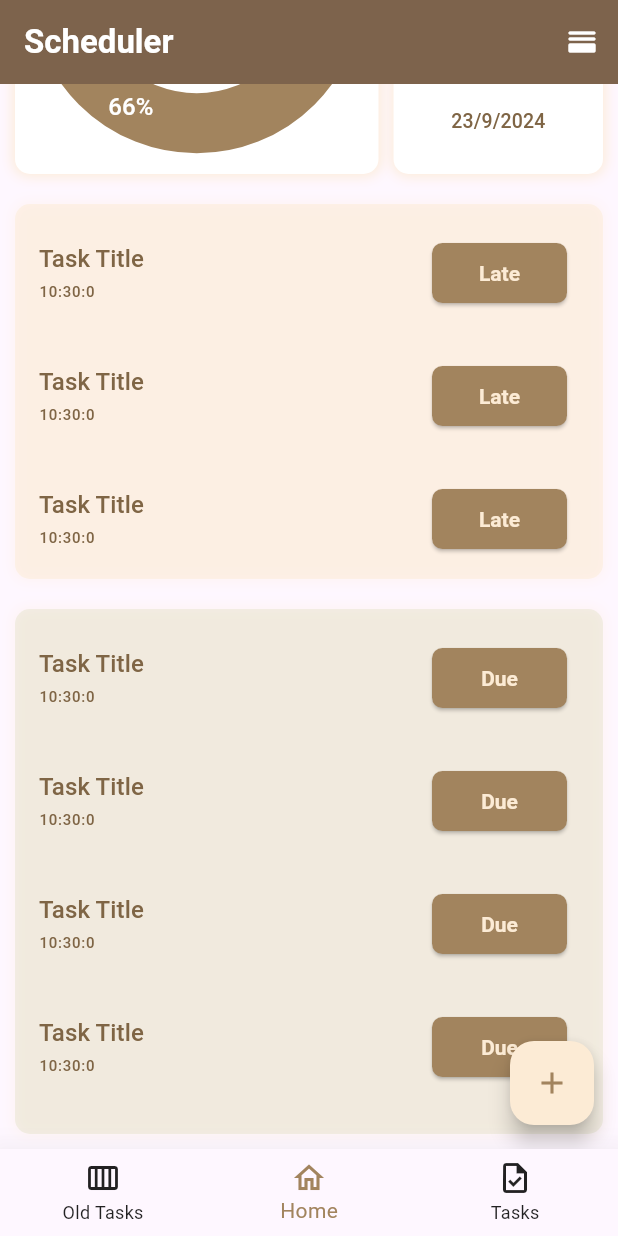
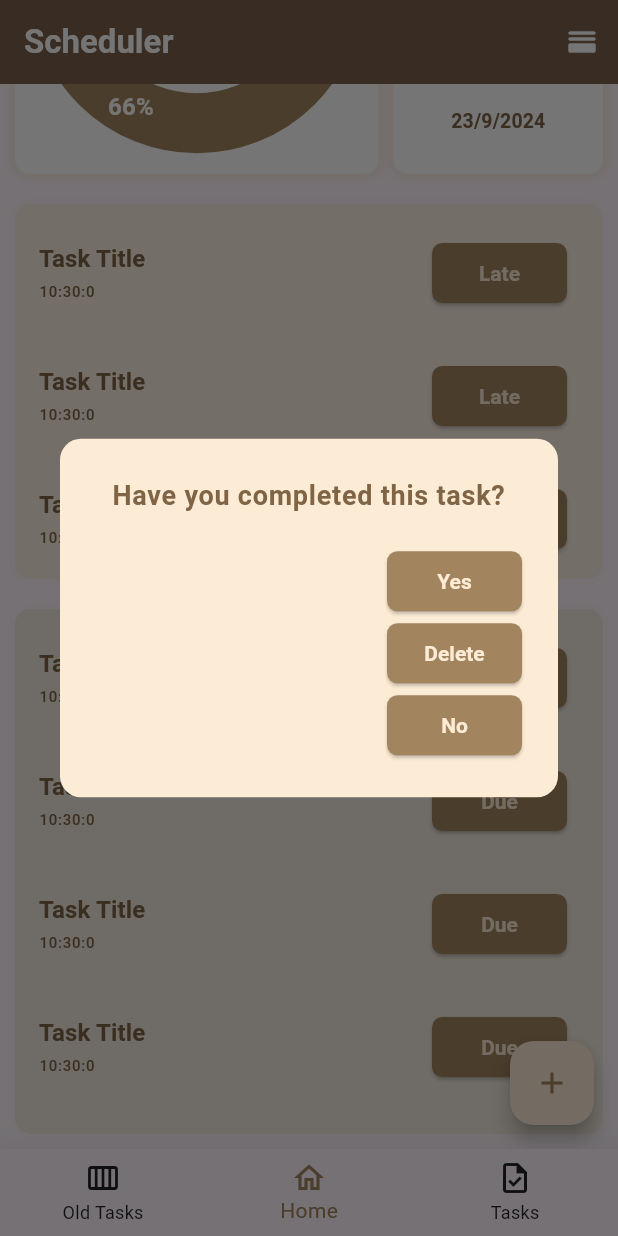
Before and after one commit to m-mhe/scheduler, a Flutter app: the screen it shows after launch, scrolled down 200 dp, after a tap on "Late", on a phone screen of 412 x 824 dp. Run offline on Flutter 3.47's test engine with Material 3 defaults, Android fonts, the phone set to English and light mode, and no system bars; drawn by our look-alikes of fl_chart; our stand-ins replace get, numberpicker.

Commit message:
UI implimant is complete

```diff
--- a/lib/app.dart
+++ b/lib/app.dart
@@ -13,9 +13,10 @@ class MyApp extends StatelessWidget {
       debugShowCheckedModeBanner: false,
       title: 'Scheduler',
       theme: ThemeData(
-        textTheme: TextTheme(
-            titleLarge: TextStyle(fontSize: 22, fontWeight: FontWeight.w700),
-          labelLarge: TextStyle(fontSize: 16),
+        textTheme: const TextTheme(
+            titleLarge: TextStyle(fontSize: 22, fontWeight: FontWeight.w700,),
+          bodyLarge: TextStyle(fontSize: 18, fontWeight: FontWeight.w600,),
+          labelLarge: TextStyle(fontSize: 16,fontWeight: FontWeight.w600,),
           labelSmall: TextStyle(fontSize: 10)
         ),
         inputDecorationTheme: InputDecorationTheme(
--- a/lib/ui/screens/home_screen.dart
+++ b/lib/ui/screens/home_screen.dart
@@ -241,7 +241,47 @@ class _HomeScreenState extends State<HomeScreen> {
                                   ),
                             ),
                             trailing: ElevatedButton(
-                                onPressed: () {}, child: Text('Late')),
+                              onPressed: () {
+                                showDialog(
+                                  context: context,
+                                  builder: (context) {
+                                    return AlertDialog(
+                                      shape: RoundedRectangleBorder(
+                                        borderRadius: BorderRadius.circular(14),
+                                      ),
+                                      backgroundColor: ThemeColors.lightColor,
+                                      title: Text(
+                                        'Have you completed this task?',
+                                        textAlign: TextAlign.center,
+                                        style: Theme.of(context)
+                                            .textTheme
+                                            .bodyLarge!
+                                            .copyWith(
+                                              color: ThemeColors.titleColor,
+                                            ),
+                                      ),
+                                      actions: [
+                                        ElevatedButton(
+                                          onPressed: () {},
+                                          child: const Text('Yes'),
+                                        ),
+                                        ElevatedButton(
+                                          onPressed: () {},
+                                          child: const Text('Delete'),
+                                        ),
+                                        ElevatedButton(
+                                          onPressed: () {
+                                            Get.back();
+                                          },
+                                          child: const Text('No'),
+                                        ),
+                                      ],
+                                    );
+                                  },
+                                );
+                              },
+                              child: Text('Late'),
+                            ),
                           );
                         },
                         separatorBuilder: (contex, i) {
```
